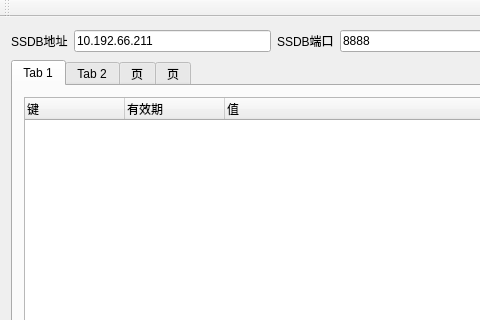
This is MainWindow.ui in huxiaofengaaa/SSDBAdmin as Qt 5 draws it before an edit; both pictures show x 0 to 480 and y 0 to 320 of the 1090 by 656 pixel window. The edited form follows.
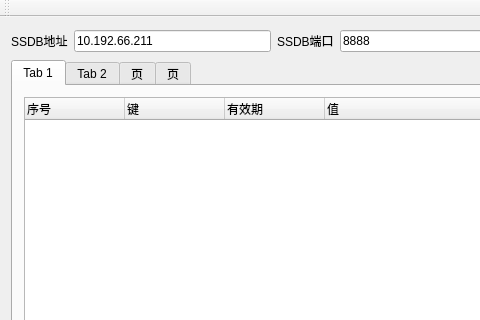
This is the edited form.

Patch:
```diff
--- a/MainWindow.ui
+++ b/MainWindow.ui
@@ -97,6 +97,11 @@
             <attribute name="headerVisible">
              <bool>true</bool>
             </attribute>
+            <column>
+             <property name="text">
+              <string>序号</string>
+             </property>
+            </column>
             <column>
              <property name="text">
               <string>键</string>
```
